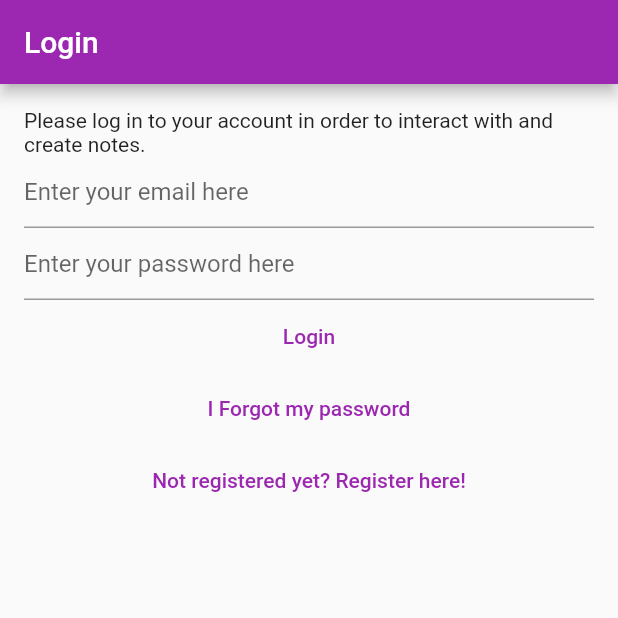
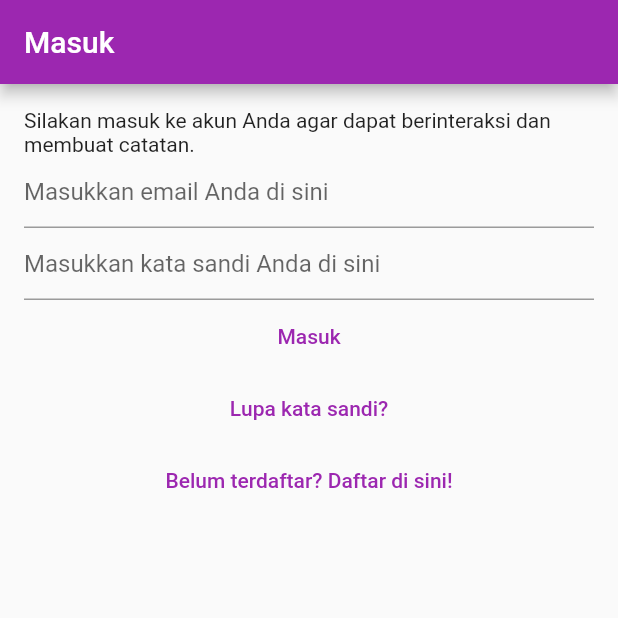
Before and after one commit to ipaddr/202523430031-23343057, a Flutter app: the screen it shows after launch, on a phone screen of 412 x 824 dp, the top half of it. Run offline on Flutter 3.47's test engine with Material 3 defaults, Android fonts, the phone set to English and light mode, and no system bars; our stand-ins replace bloc, cloud_firestore, equatable, firebase_auth, firebase_core, flutter_bloc and 1 more; accounts and stored records are empty; generated files the repository leaves out were written again.

Commit message:
Refactor to Bahasa Indonesia

```diff
--- a/lib/main.dart
+++ b/lib/main.dart
@@ -1,4 +1,3 @@
-
 import 'package:flutter_bloc/flutter_bloc.dart';
 import 'package:mynotes/constants/routes.dart';
 
@@ -51,7 +50,7 @@ class HomePage extends StatelessWidget {
         if (state.isLoading) {
           LoadingScreen().show(
             context: context,
-            text: state.loadingText ?? 'Please wait a moment',
+            text: state.loadingText ?? 'Mohon tunggu sebentar...',
           );
         } else {
           LoadingScreen().hide();
--- a/lib/services/auth/bloc/auth_bloc.dart
+++ b/lib/services/auth/bloc/auth_bloc.dart
@@ -85,7 +85,7 @@ class AuthBloc extends Bloc<AuthEvent, AuthState> {
         const AuthStateLoggedOut(
           exception: null,
           isLoading: true,
-          loadingText: 'Please wait while I log you in...',
+          loadingText: 'Mohon tunggu selagi saya memasukkan Anda...',
         ),
       );
       await Future.delayed(const Duration(seconds: 1));
--- a/lib/services/auth/bloc/auth_state.dart
+++ b/lib/services/auth/bloc/auth_state.dart
@@ -8,7 +8,7 @@ abstract class AuthState {
   final String? loadingText;
   const AuthState({
     required this.isLoading,
-    this.loadingText = 'Please wait a moment',
+    this.loadingText = 'Mohon tunggu sebentar...',
   });
 }
 
--- a/lib/utilities/dialogs/cannot_share_empty_note_dialog.dart
+++ b/lib/utilities/dialogs/cannot_share_empty_note_dialog.dart
@@ -4,8 +4,9 @@ import 'package:flutter/material.dart';
 Future<void> showCannotShareEmptyNoteDialog(BuildContext context) {
   return showGenericDialog<void>(
     context: context,
-    title: 'Sharing',
-    content: 'You cannot share an empty note. Please write something to share.',
+    title: 'Berbagi',
+    content:
+        'Anda tidak dapat membagikan catatan kosong. Silakan tulis sesuatu untuk dibagikan.',
     optionsBuilder: () => {'OK': null},
   );
 }
--- a/lib/utilities/dialogs/delete_dialog.dart
+++ b/lib/utilities/dialogs/delete_dialog.dart
@@ -4,8 +4,8 @@ import 'package:flutter/material.dart';
 Future<bool> showDeleteDialog(BuildContext context) {
   return showGenericDialog<bool>(
     context: context,
-    title: "Delete",
-    content: "Are you sure you want to delete this note?",
-    optionsBuilder: () => {"Cancel": false, "Yes": true},
+    title: "Hapus",
+    content: "Apakah Anda yakin ingin menghapus catatan ini?",
+    optionsBuilder: () => {"Batal": false, "Ya": true},
   ).then((value) => value ?? false);
 }
--- a/lib/utilities/dialogs/error_dialog.dart
+++ b/lib/utilities/dialogs/error_dialog.dart
@@ -4,7 +4,7 @@ import 'package:mynotes/utilities/dialogs/generic_dialog.dart';
 Future<void> showErrorDialog(BuildContext context, String text) {
   return showGenericDialog<void>(
     context: context,
-    title: 'An error occurred',
+    title: 'Terjadi kesalahan',
     content: text,
     optionsBuilder: () => {"OK": null},
   );
--- a/lib/utilities/dialogs/logout_dialog.dart
+++ b/lib/utilities/dialogs/logout_dialog.dart
@@ -4,8 +4,8 @@ import 'package:flutter/material.dart';
 Future<bool> showlogoutDialog(BuildContext context) {
   return showGenericDialog<bool>(
     context: context,
-    title: "Log out",
-    content: "Are you sure you want to sign out?",
-    optionsBuilder: () => {"Cancel": false, "Log out": true},
+    title: "Keluar",
+    content: "Apakah Anda yakin ingin keluar?",
+    optionsBuilder: () => {"Batal": false, "Keluar": true},
   ).then((value) => value ?? false);
 }
--- a/lib/utilities/dialogs/password_reset_email_sent_dialog.dart
+++ b/lib/utilities/dialogs/password_reset_email_sent_dialog.dart
@@ -4,9 +4,9 @@ import 'package:mynotes/utilities/dialogs/generic_dialog.dart';
 Future<void> showPasswordResetSentDialog(BuildContext context) {
   return showGenericDialog<void>(
     context: context,
-    title: 'Password Reset',
+    title: 'Atur Ulang Kata Sandi',
     content:
-        'We have now sent you a password reset link. Please check your email for more information...',
+        'Kami telah mengirimkan tautan pengaturan ulang kata sandi ke email Anda. Silakan periksa email Anda untuk informasi lebih lanjut.',
     optionsBuilder: () => {'OK': null},
   );
 }
--- a/lib/views/forgot_password_view.dart
+++ b/lib/views/forgot_password_view.dart
@@ -40,19 +40,19 @@ class _ForgotPasswordViewState extends State<ForgotPasswordView> {
           if (state.exception != null) {
             await showErrorDialog(
               context,
-              'We could not process your request. Please make sure you are a registered user, or if not, register a user now by going one back step.',
+              'Kami tidak dapat memproses permintaan Anda. Pastikan Anda adalah pengguna terdaftar, atau jika tidak, daftar sekarang dengan kembali ke langkah sebelumnya.',
             );
           }
         }
       },
       child: Scaffold(
-        appBar: AppBar(title: const Text('Forgot Password')),
+        appBar: AppBar(title: const Text('Lupa Kata Sandi')),
         body: Padding(
           padding: const EdgeInsets.all(16.0),
           child: Column(
             children: [
               const Text(
-                'If you forgot your password, simply enter your email and we will send you a password reset link.',
+                'Jika Anda lupa kata sandi, cukup masukkan email Anda dan kami akan mengirimkan tautan atur ulang kata sandi.',
               ),
               TextField(
                 keyboardType: TextInputType.emailAddress,
@@ -60,7 +60,7 @@ class _ForgotPasswordViewState extends State<ForgotPasswordView> {
                 autofocus: true,
                 controller: _controller,
                 decoration: const InputDecoration(
-                  hintText: 'Your email address...',
+                  hintText: 'Alamat email Anda...',
                 ),
               ),
               TextButton(
@@ -70,13 +70,13 @@ class _ForgotPasswordViewState extends State<ForgotPasswordView> {
                     AuthEventForgotPassword(email: email),
                   );
                 },
-                child: const Text('Send me the reset password link'),
+                child: const Text('Kirimkan tautan atur ulang kata sandi'),
               ),
               TextButton(
                 onPressed: () {
                   context.read<AuthBloc>().add(AuthEventLogout());
                 },
-                child: const Text('Back to login page'),
+                child: const Text('Kembali ke halaman masuk'),
               ),
             ],
           ),
--- a/lib/views/login_view.dart
+++ b/lib/views/login_view.dart
@@ -39,30 +39,32 @@ class _LoginViewState extends State<LoginView> {
           if (state.exception is UserNotFoundAuthException) {
             showErrorDialog(
               context,
-              'Cannot find a user with the entered credentials!',
+              'Pengguna tidak ditemukan dengan kredensial yang dimasukkan!',
             );
           } else if (state.exception is WrongPasswordAuthException) {
-            showErrorDialog(context, 'Wrong credentials');
+            showErrorDialog(context, 'Kredensial salah');
           } else if (state.exception is GenericAuthException) {
-            showErrorDialog(context, 'Authentication error');
+            showErrorDialog(context, 'Kesalahan autentikasi');
           }
         }
       },
       child: Scaffold(
-        appBar: AppBar(title: const Text('Login')),
+        appBar: AppBar(title: const Text('Masuk')),
         body: Padding(
           padding: const EdgeInsets.all(16.0),
           child: Column(
             children: [
               const Text(
-                'Please log in to your account in order to interact with and create notes.',
+                'Silakan masuk ke akun Anda agar dapat berinteraksi dan membuat catatan.',
               ),
               TextField(
                 controller: _email,
                 enableSuggestions: false,
                 autocorrect: false,
                 keyboardType: TextInputType.emailAddress,
-                decoration: InputDecoration(hintText: 'Enter your email here'),
+                decoration: InputDecoration(
+                  hintText: 'Masukkan email Anda di sini',
+                ),
               ),
               TextField(
                 controller: _password,
@@ -70,7 +72,7 @@ class _LoginViewState extends State<LoginView> {
                 enableSuggestions: false,
                 autocorrect: false,
                 decoration: InputDecoration(
-                  hintText: 'Enter your password here',
+                  hintText: 'Masukkan kata sandi Anda di sini',
                 ),
               ),
               TextButton(
@@ -81,19 +83,19 @@ class _LoginViewState extends State<LoginView> {
                     AuthEventLogin(email: email, password: password),
                   );
                 },
-                child: const Text('Login'),
+                child: const Text('Masuk'),
               ),
               TextButton(
                 onPressed: () {
                   context.read<AuthBloc>().add(const AuthEventForgotPassword());
                 },
-                child: const Text('I Forgot my password'),
+                child: const Text('Lupa kata sandi?'),
               ),
               TextButton(
                 onPressed: () {
                   context.read<AuthBloc>().add(const AuthEventShouldRegister());
                 },
-                child: const Text('Not registered yet? Register here!'),
+                child: const Text('Belum terdaftar? Daftar di sini!'),
               ),
             ],
           ),
--- a/lib/views/notes/create_update_note_view.dart
+++ b/lib/views/notes/create_update_note_view.dart
@@ -86,7 +86,7 @@ class _CreateUpdateNoteViewState extends State<CreateUpdateNoteView> {
   Widget build(BuildContext context) {
     return Scaffold(
       appBar: AppBar(
-        title: const Text('New Note'),
+        title: const Text('Catatan Baru'),
         actions: [
           IconButton(
             onPressed: () async {
@@ -112,7 +112,7 @@ class _CreateUpdateNoteViewState extends State<CreateUpdateNoteView> {
                 keyboardType: TextInputType.multiline,
                 maxLines: null,
                 decoration: const InputDecoration(
-                  hintText: 'Ketik note di sini...',
+                  hintText: 'Mulai mengetik catatan Anda di sini...',
                 ),
               );
             default:
--- a/lib/views/notes/notes_view.dart
+++ b/lib/views/notes/notes_view.dart
@@ -33,7 +33,7 @@ class _NotesViewState extends State<NotesView> {
   Widget build(BuildContext context) {
     return Scaffold(
       appBar: AppBar(
-        title: const Text('Your Notes'),
+        title: const Text('Catatan Saya'),
         actions: [
           IconButton(
             onPressed: () {
@@ -55,7 +55,7 @@ class _NotesViewState extends State<NotesView> {
               return [
                 const PopupMenuItem<menuAction>(
                   value: menuAction.logout,
-                  child: const Text('Logout'),
+                  child: const Text('Keluar'),
                 ),
               ];
             },
--- a/lib/views/register_view.dart
+++ b/lib/views/register_view.dart
@@ -37,31 +37,35 @@ class _RegisterViewState extends State<RegisterView> {
       listener: (context, state) async {
         if (state is AuthStateRegistering) {
           if (state.exception is WeakPasswordAuthException) {
-            await showErrorDialog(context, 'Weak password');
+            await showErrorDialog(context, 'Kata sandi lemah');
           } else if (state.exception is EmailAlreadyInUseAuthException) {
-            await showErrorDialog(context, 'Email already in use');
+            await showErrorDialog(context, 'Email sudah digunakan');
           } else if (state.exception is GenericAuthException) {
-            await showErrorDialog(context, 'Failed to register');
+            await showErrorDialog(context, 'Gagal mendaftar');
           } else if (state.exception is InvalidEmailAuthException) {
-            await showErrorDialog(context, 'Invalid Email');
+            await showErrorDialog(context, 'Email tidak valid');
           }
         }
       },
       child: Scaffold(
-        appBar: AppBar(title: const Text('Register')),
+        appBar: AppBar(title: const Text('Daftar')),
         body: Padding(
           padding: const EdgeInsets.all(16.0),
           child: Column(
             crossAxisAlignment: CrossAxisAlignment.start,
             children: [
-              const Text('Enter your email and password to see your notes!'),
+              const Text(
+                'Masukkan email dan kata sandi Anda untuk melihat catatan!',
+              ),
               TextField(
                 controller: _email,
                 enableSuggestions: false,
                 autocorrect: false,
                 autofocus: true,
                 keyboardType: TextInputType.emailAddress,
-                decoration: InputDecoration(hintText: 'Enter your email here'),
+                decoration: InputDecoration(
+                  hintText: 'Masukkan email Anda di sini',
+                ),
               ),
               TextField(
                 controller: _password,
@@ -69,7 +73,7 @@ class _RegisterViewState extends State<RegisterView> {
                 enableSuggestions: false,
                 autocorrect: false,
                 decoration: InputDecoration(
-                  hintText: 'Enter your password here',
+                  hintText: 'Masukkan kata sandi Anda di sini',
                 ),
               ),
               Center(
@@ -83,13 +87,13 @@ class _RegisterViewState extends State<RegisterView> {
                           AuthEventRegister(email: email, password: password),
                         );
                       },
-                      child: const Text('Register'),
+                      child: const Text('Daftar'),
                     ),
                     TextButton(
                       onPressed: () {
                         context.read<AuthBloc>().add(const AuthEventLogout());
                       },
-                      child: Text('Already registered? Login here!'),
+                      child: Text('Sudah terdaftar? Masuk di sini!'),
                     ),
                   ],
                 ),
--- a/lib/views/verify_email_view.dart
+++ b/lib/views/verify_email_view.dart
@@ -14,14 +14,14 @@ class _VerifyEmailViewState extends State<VerifyEmailView> {
   @override
   Widget build(BuildContext context) {
     return Scaffold(
-      appBar: AppBar(title: const Text('Verify Email')),
+      appBar: AppBar(title: const Text('Verifikasi Email')),
       body: Column(
         children: [
           const Text(
-            'We have sent you an email verification, please open it to verify your account',
+            'Kami telah mengirimkan email verifikasi, silakan buka untuk memverifikasi akun Anda',
           ),
           const Text(
-            'If you haven\'t received a verification email yet, press the button below',
+            'Jika Anda belum menerima email verifikasi, tekan tombol di bawah ini',
           ),
           TextButton(
             onPressed: () async {
@@ -29,13 +29,13 @@ class _VerifyEmailViewState extends State<VerifyEmailView> {
                 const AuthEventSendEmailVerification(),
               );
             },
-            child: const Text('Send email verification'),
+            child: const Text('Kirim verifikasi email'),
           ),
           TextButton(
             onPressed: () async {
               context.read<AuthBloc>().add(const AuthEventLogout());
             },
-            child: const Text('Restart'),
+            child: const Text('Mulai ulang'),
           ),
         ],
       ),
```
